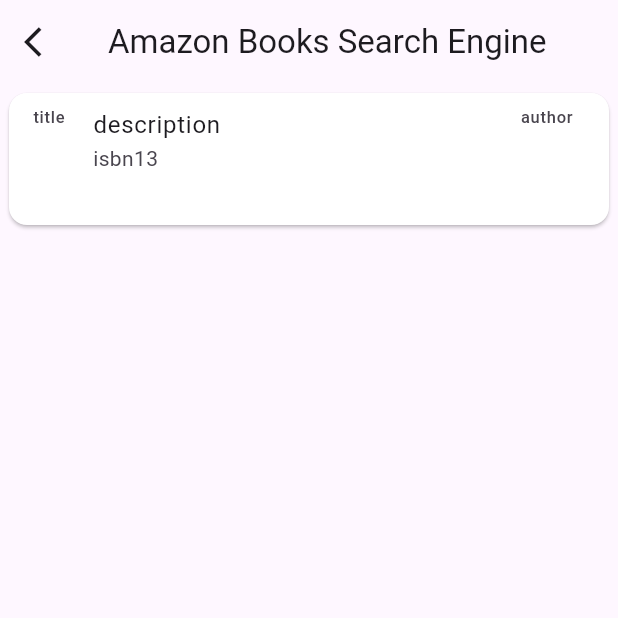
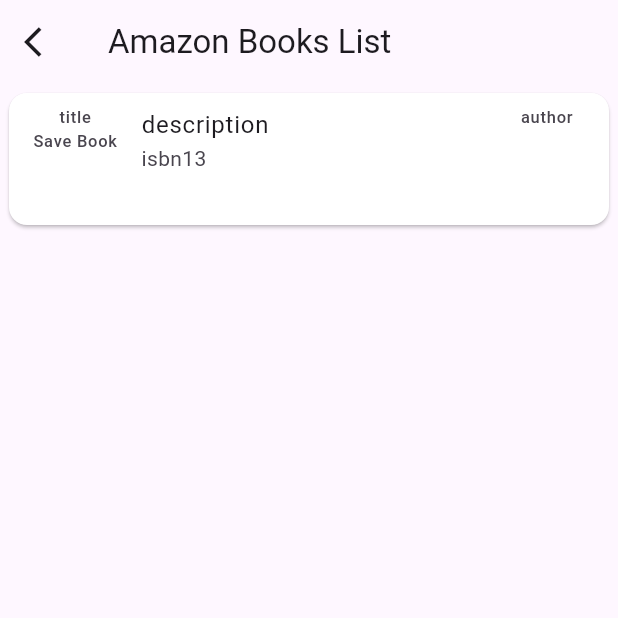
Before and after one commit to JOh2809/cs3541_final_project, a Flutter app: the screen it shows after launch, after a tap on "Amazon Book List", on a phone screen of 412 x 824 dp, the top half of it. Run offline on Flutter 3.47's test engine with Material 3 defaults, Android fonts, the phone set to English and light mode, and no system bars; our stand-ins replace csv; missing offline and left inert: dart:ffi.

Commit message:
miadded save book button to books list and created saved books page

```diff
--- a/cs3541_final_project/lib/amazon/views/amazon_component.dart
+++ b/cs3541_final_project/lib/amazon/views/amazon_component.dart
@@ -179,7 +179,7 @@ class _AmazonBookListPageState extends State<AmazonBookListPage> {
   Widget build(BuildContext context) {
     return Scaffold(
       appBar: AppBar(
-        title: Text('Amazon Books Search Engine'),
+        title: Text('Amazon Books List'),
         leading: GestureDetector(
           onTap: () {
             Navigator.pop(context);
@@ -194,7 +194,15 @@ class _AmazonBookListPageState extends State<AmazonBookListPage> {
             margin: const EdgeInsets.all(6),
             color: Colors.white,
             child: ListTile(
-                    leading: Text(_amazonBooksData[index][0].toString()),
+              leading: Column(
+                  children: <Widget> [
+                    Text(_amazonBooksData[index][0].toString()),
+                    InkWell(
+                        child: Text('Save Book'),
+                        onTap: () {}
+                    ),
+                  ]
+              ),
               trailing: Text(_amazonBooksData[index][2].toString()),
               title: Text(_amazonBooksData[index][1]),
               subtitle: Text(_amazonBooksData[index][4].toString()),
@@ -203,6 +211,7 @@ class _AmazonBookListPageState extends State<AmazonBookListPage> {
             ),
           );
           },
-            ));
+      )
+    );
   }
 }
--- a/cs3541_final_project/lib/booklist/presenter/booklist_presenter.dart
+++ /dev/null
@@ -1 +0,0 @@
-class BookListPresenter {}
--- a/cs3541_final_project/lib/booklist/views/booklist_component.dart
+++ /dev/null
@@ -1,30 +0,0 @@
-import 'package:flutter/cupertino.dart';
-import 'package:flutter/material.dart';
-import '../presenter/booklist_presenter.dart';
-
-class BookListPage extends StatefulWidget {
-  final BookListPresenter presenter;
-
-  BookListPage(this.presenter, {required Key? key, required this.title}) : super(key: key);
-  final String title;
-  @override
-  _BookListPageState createState() => _BookListPageState();
-}
-class _BookListPageState extends State<BookListPage> {
-
-  void initState(){
-    super.initState();
-    build(context);
-  }
-
-  @override
-  Widget build(BuildContext context) {
-    return MaterialApp(
-      title: 'BookList Demo',
-      theme: ThemeData(
-        colorScheme: ColorScheme.fromSeed(seedColor: Colors.deepPurple),
-        useMaterial3: true,
-      ),
-    );
-  }
-}
--- a/cs3541_final_project/lib/main.dart
+++ b/cs3541_final_project/lib/main.dart
@@ -1,6 +1,8 @@
 import 'package:flutter/material.dart';
 import 'amazon/views/amazon_component.dart';
 import '../amazon/presenter/amazon_presenter.dart';
+import '../savedlist/presenter/savedlist_presenter.dart';
+import '../savedlist/views/savedlist_component.dart';
 
 void main() {
   runApp(const MyApp());
@@ -74,6 +76,21 @@ class _MyHomePageState extends State<MyHomePage> {
                 ));
               },
             ),
+            ElevatedButton(
+              style: ElevatedButton.styleFrom(
+                  backgroundColor: Colors.purple.withOpacity(.5),
+                  foregroundColor: Colors.white,
+                  shape: RoundedRectangleBorder(borderRadius: BorderRadius.circular(32.0))
+              ),
+              child: Text('Saved Books', style: new TextStyle(fontSize: 20.0, fontWeight: FontWeight.w800),),
+              onPressed: () {
+                Navigator.of(context).push(MaterialPageRoute(
+                  builder: (BuildContext context) {
+                    return SavedListScreen();
+                  },
+                ));
+              },
+            ),
           ],
         ),
       );
@@ -105,3 +122,16 @@ class _AmazonBookListScreen extends State<AmazonBookListScreen> {
       new AmazonBookListPresenter(), title: 'Amazon Book List', key: Key("BOOK LIST"),);
   }
 }
+
+class SavedListScreen extends StatefulWidget {
+ @override _SavedListScreen createState() => _SavedListScreen();
+}
+
+class _SavedListScreen extends State<SavedListScreen> {
+  @override
+  Widget build(BuildContext context) {
+    return new SavedListPage(
+      new SavedListPresenter(), title: 'Saved Books', key:Key("SAVED BOOKS"),
+    );
+  }
+}
--- /dev/null
+++ b/cs3541_final_project/lib/savedlist/presenter/savedlist_presenter.dart
@@ -0,0 +1 @@
+class SavedListPresenter {}
```
Also changed, not shown: cs3541_final_project/lib/savedlist/views/savedlist_component.dart (added, +35 -0 lines). Lines whose indentation alone changed are shown as unchanged.
